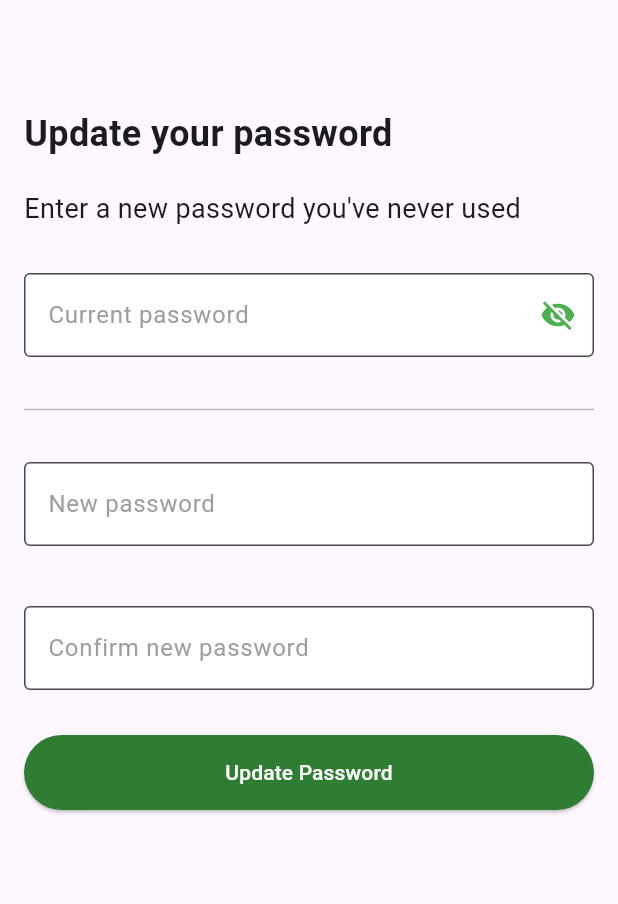
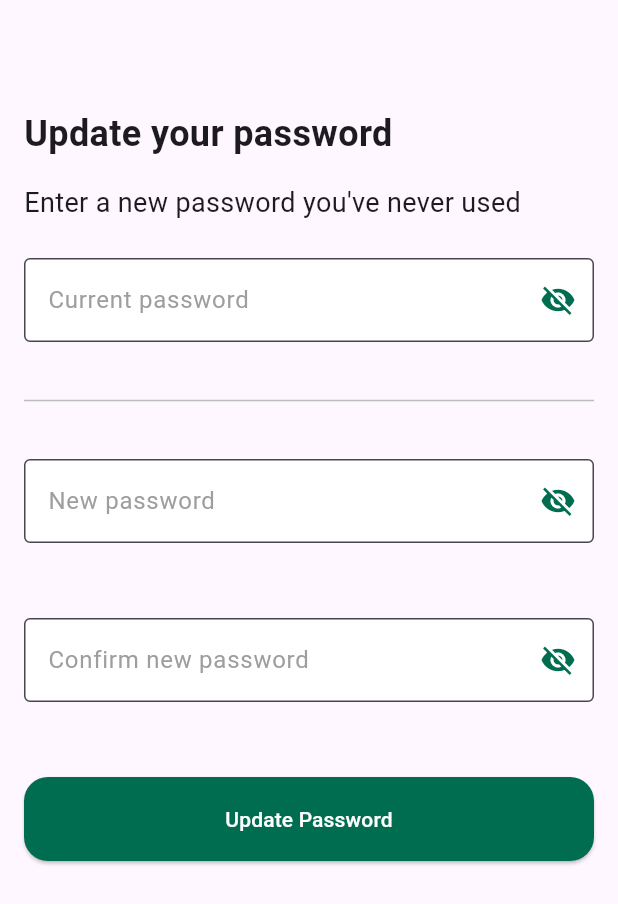
Before and after one commit to gilsonjuniorpro/material, a Flutter app: the screen it shows after launch, on a phone screen of 412 x 824 dp. Shown: the top 904 px of the screen. Run offline on Flutter 3.47's test engine with Material 3 defaults, Android fonts, the phone set to English and light mode, and no system bars.

```diff
--- a/lib/main.dart
+++ b/lib/main.dart
@@ -13,7 +13,7 @@ class MyApp extends StatelessWidget {
         primarySwatch: Colors.blue,
         inputDecorationTheme: InputDecorationTheme(
           border: OutlineInputBorder(
-            borderSide: BorderSide(color: Colors.green.shade900),
+            borderSide: BorderSide(color: Color(0xFF006C50)),
           ),
           filled: true,
           fillColor: Colors.white,
@@ -30,7 +30,9 @@ class UpdatePasswordScreen extends StatefulWidget {
 }
 
 class _UpdatePasswordScreenState extends State<UpdatePasswordScreen> {
-  bool _passwordVisible = false;
+  bool _currentPasswordVisible = false;
+  bool _newPasswordVisible = false;
+  bool _confirmPasswordVisible = false;
   final _formKey = GlobalKey<FormState>();
 
   @override
@@ -51,26 +53,29 @@ class _UpdatePasswordScreenState extends State<UpdatePasswordScreen> {
                   'Update your password',
                   style: TextStyle(fontSize: 24, fontWeight: FontWeight.bold),
                 ),
-                SizedBox(height: 20),
+                SizedBox(height: 16),
                 Text(
                   'Enter a new password you\'ve never used',
                   style: TextStyle(fontSize: 18),
                 ),
-                SizedBox(height: 30),
+                SizedBox(height: 24),
                 buildPasswordField('Current password'),
-                SizedBox(height: 20),
+                SizedBox(height: 24),
                 Divider(height: 30, color: Colors.grey.shade400),
-                SizedBox(height: 20),
+                SizedBox(height: 24),
                 buildPasswordField('New password'),
-                SizedBox(height: 40),
+                SizedBox(height: 50),
                 buildPasswordField('Confirm new password'),
-                SizedBox(height: 30),
+                SizedBox(height: 50),
                 SizedBox(
                   width: double.infinity,
-                  height: 50,
+                  height: 56,
                   child: ElevatedButton(
                     style: ElevatedButton.styleFrom(
-                      foregroundColor: Colors.white, backgroundColor: Colors.green.shade800, // text color
+                      foregroundColor: Colors.white, backgroundColor: Color(0xFF006C50),
+                      shape: RoundedRectangleBorder(
+                        borderRadius: BorderRadius.circular(16), // Set border radius here
+                      ), // text color
                     ),
                     onPressed: () {
                       if (_formKey.currentState!.validate()) {
@@ -89,27 +94,41 @@ class _UpdatePasswordScreenState extends State<UpdatePasswordScreen> {
   }
 
   Widget buildPasswordField(String label) {
+    bool isPasswordVisible;
+    if (label == 'Current password') {
+      isPasswordVisible = _currentPasswordVisible;
+    } else if (label == 'New password') {
+      isPasswordVisible = _newPasswordVisible;
+    } else {
+      isPasswordVisible = _confirmPasswordVisible;
+    }
+
     return TextFormField(
       style: TextStyle(color: Colors.grey), // Text color
-      obscureText: !(_passwordVisible && label == 'Current password'),
+      obscureText: !isPasswordVisible,
       decoration: InputDecoration(
         labelText: label,
         labelStyle: TextStyle(color: Colors.grey), // Label color
         border: OutlineInputBorder(
-          borderSide: BorderSide(color: Colors.green), // Border color
+          borderSide: BorderSide(color: Color(0xFF006C50)), // Border color
         ),
-        suffixIcon: label == 'Current password'
-            ? IconButton(
+        suffixIcon: IconButton(
           icon: Icon(
-            _passwordVisible ? Icons.visibility : Icons.visibility_off,
-            color: Colors.green, // Icon color
+            isPasswordVisible ? Icons.visibility : Icons.visibility_off,
+            color: Color(0xFF006C50), // Icon color
           ),
           onPressed: () {
             setState(() {
-              _passwordVisible = !_passwordVisible;
+              if (label == 'Current password') {
+                _currentPasswordVisible = !_currentPasswordVisible;
+              } else if (label == 'New password') {
+                _newPasswordVisible = !_newPasswordVisible;
+              } else {
+                _confirmPasswordVisible = !_confirmPasswordVisible;
+              }
             });
           },
-        ) : null,
+        ),
         errorMaxLines: 3,
       ),
       autovalidateMode: AutovalidateMode.onUserInteraction,
@@ -117,7 +136,7 @@ class _UpdatePasswordScreenState extends State<UpdatePasswordScreen> {
         if (value == null || value.isEmpty) {
           return 'This field is required';
         }
-        if (!isValidPassword(value)) {
+        if ((label == 'New password' || label == 'Confirm new password') && !isValidPassword(value)) {
           return 'create a unique password. include 9 characters minimum with 1 Capital letter, 1 lower casa, 1 number or 1 special character <>~@#\$%^&*()\'';
         }
         return null;
```
